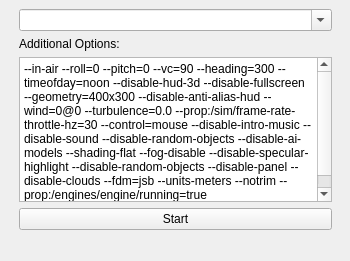
First picture: the form in src/ui/QGCHilFlightGearConfiguration.ui, repository mavlink/qgroundcontrol, before the edit.
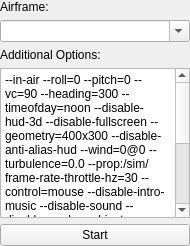
Second picture: the form after the edit.

Diff of the .ui file:
```diff
--- a/src/ui/QGCHilFlightGearConfiguration.ui
+++ b/src/ui/QGCHilFlightGearConfiguration.ui
@@ -6,12 +6,12 @@
    <rect>
     <x>0</x>
     <y>0</y>
-    <width>350</width>
-    <height>261</height>
+    <width>190</width>
+    <height>246</height>
    </rect>
   </property>
   <property name="sizePolicy">
-   <sizepolicy hsizetype="Expanding" vsizetype="Expanding">
+   <sizepolicy hsizetype="Preferred" vsizetype="Preferred">
     <horstretch>0</horstretch>
     <verstretch>0</verstretch>
    </sizepolicy>
@@ -19,62 +19,73 @@
   <property name="windowTitle">
    <string>Form</string>
   </property>
-  <widget class="QWidget" name="gridLayoutWidget">
-   <property name="geometry">
-    <rect>
-     <x>10</x>
-     <y>0</y>
-     <width>331</width>
-     <height>261</height>
-    </rect>
-   </property>
-   <layout class="QGridLayout" name="gridLayout">
+  <property name="layoutDirection">
+   <enum>Qt::LeftToRight</enum>
+  </property>
+  <property name="autoFillBackground">
+   <bool>false</bool>
+  </property>
+  <layout class="QGridLayout" name="gridLayout" rowminimumheight="0,0,0,0,0,0">
     <property name="margin">
-     <number>9</number>
-    </property>
-    <item row="2" column="0">
-     <widget class="QPlainTextEdit" name="optionsPlainTextEdit">
-      <property name="plainText">
-       <string>--in-air --roll=0 --pitch=0 --vc=90 --heading=300 --timeofday=noon --disable-hud-3d --disable-fullscreen --geometry=400x300 --disable-anti-alias-hud --wind=0@0 --turbulence=0.0 --prop:/sim/frame-rate-throttle-hz=30 --control=mouse --disable-intro-music --disable-sound --disable-random-objects --disable-ai-models --shading-flat --fog-disable --disable-specular-highlight --disable-random-objects --disable-panel --disable-clouds --fdm=jsb --units-meters --notrim --prop:/engines/engine/running=true</string>
-      </property>
-     </widget>
-    </item>
-    <item row="4" column="0">
-     <spacer name="verticalSpacer">
-      <property name="orientation">
-       <enum>Qt::Vertical</enum>
-      </property>
-      <property name="sizeHint" stdset="0">
-       <size>
-        <width>20</width>
-        <height>68</height>
-       </size>
-      </property>
-     </spacer>
-    </item>
-    <item row="1" column="0">
-     <widget class="QLabel" name="plaintextInfoLabel">
-      <property name="text">
-       <string>Additional Options:</string>
-      </property>
-     </widget>
-    </item>
-    <item row="3" column="0">
+    <number>0</number>
+   </property>
+   <property name="spacing">
+    <number>6</number>
+   </property>
+   <item row="5" column="0">
      <widget class="QPushButton" name="startButton">
+     <property name="sizePolicy">
+      <sizepolicy hsizetype="Preferred" vsizetype="Fixed">
+       <horstretch>0</horstretch>
+       <verstretch>0</verstretch>
+      </sizepolicy>
+     </property>
       <property name="text">
        <string>Start</string>
       </property>
      </widget>
     </item>
     <item row="0" column="0">
+    <widget class="QLabel" name="aircraftPlaintextInfoLabel">
+     <property name="text">
+      <string>Airframe:</string>
+     </property>
+    </widget>
+   </item>
+   <item row="1" column="0">
      <widget class="QComboBox" name="aircraftComboBox">
+     <property name="sizePolicy">
+      <sizepolicy hsizetype="Preferred" vsizetype="Fixed">
+       <horstretch>0</horstretch>
+       <verstretch>0</verstretch>
+      </sizepolicy>
+     </property>
       <property name="editable">
        <bool>true</bool>
       </property>
      </widget>
     </item>
-   </layout>
-  </widget>
+   <item row="2" column="0">
+    <widget class="QLabel" name="optionsLabel">
+     <property name="text">
+      <string>&lt;html&gt;&lt;head/&gt;&lt;body&gt;&lt;p&gt;Additional Options:&lt;/p&gt;&lt;/body&gt;&lt;/html&gt;</string>
+     </property>
+    </widget>
+   </item>
+   <item row="3" column="0">
+    <widget class="QPlainTextEdit" name="optionsPlainTextEdit">
+     <property name="sizePolicy">
+      <sizepolicy hsizetype="Preferred" vsizetype="Preferred">
+       <horstretch>0</horstretch>
+       <verstretch>0</verstretch>
+      </sizepolicy>
+     </property>
+     <property name="plainText">
+      <string>--in-air --roll=0 --pitch=0 --vc=90 --heading=300 --timeofday=noon --disable-hud-3d --disable-fullscreen --geometry=400x300 --disable-anti-alias-hud --wind=0@0 --turbulence=0.0 --prop:/sim/frame-rate-throttle-hz=30 --control=mouse --disable-intro-music --disable-sound --disable-random-objects --disable-ai-models --shading-flat --fog-disable --disable-specular-highlight --disable-random-objects --disable-panel --disable-clouds --fdm=jsb --units-meters --notrim --prop:/engines/engine/running=true</string>
+     </property>
+    </widget>
+   </item>
+  </layout>
  </widget>
  <resources/>
  <connections/>
```
Lines whose indentation alone changed are shown as unchanged.
